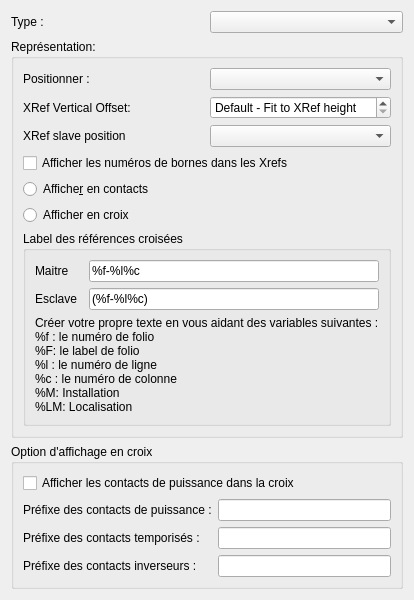
qelectrotech/qelectrotech-source-mirror, file sources/ui/xrefpropertieswidget.ui: the form before one commit.
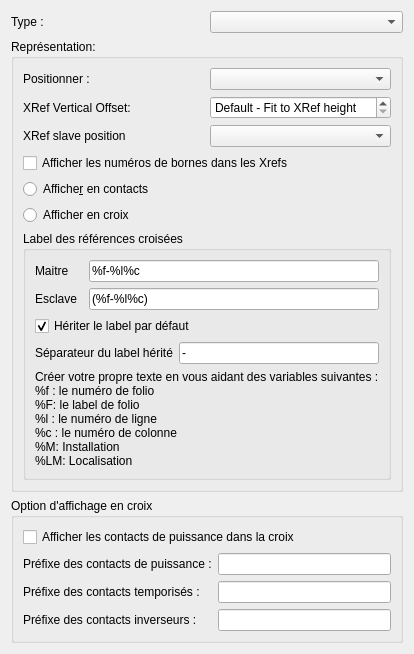
The form after the commit.

Commit message: Configure Slave label inheritance by XRef type

```diff
--- a/sources/ui/xrefpropertieswidget.ui
+++ b/sources/ui/xrefpropertieswidget.ui
@@ -207,6 +207,37 @@
              </item>
             </layout>
            </item>
+           <item>
+            <widget class="QCheckBox" name="m_inherit_label_cb">
+             <property name="text">
+              <string>Hériter le label par défaut</string>
+             </property>
+             <property name="checked">
+              <bool>true</bool>
+             </property>
+            </widget>
+           </item>
+           <item>
+            <layout class="QHBoxLayout" name="horizontalLayout_inherit_separator">
+             <item>
+              <widget class="QLabel" name="label_inherit_separator">
+               <property name="text">
+                <string>Séparateur du label hérité</string>
+               </property>
+              </widget>
+             </item>
+             <item>
+              <widget class="QLineEdit" name="m_label_separator_le">
+               <property name="text">
+                <string>-</string>
+               </property>
+               <property name="maxLength">
+                <number>1</number>
+               </property>
+              </widget>
+             </item>
+            </layout>
+           </item>
            <item>
             <widget class="QLabel" name="label_8">
              <property name="text">
```
The commit also changes 13 other files.
